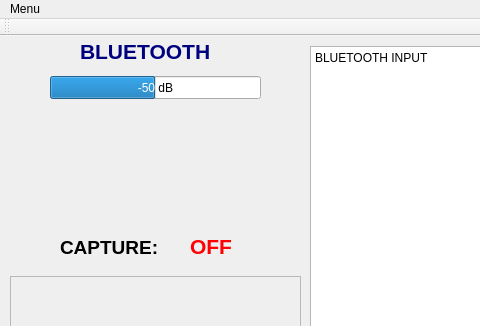
This is mainwindow.ui in sersanor/sersanorSensorsAPP as Qt 5 draws it before an edit; both pictures show x 0 to 480 and y 0 to 326 of the 600 by 500 pixel window. The edited form follows.
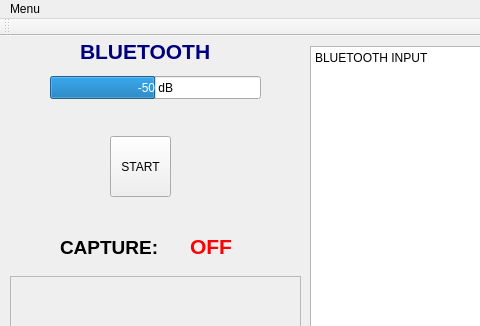
This is the edited form.

Commit message: BT button + progressBar

Diff of the .ui file:
```diff
--- a/mainwindow.ui
+++ b/mainwindow.ui
@@ -129,6 +129,19 @@
      <string>&lt;html&gt;&lt;head/&gt;&lt;body&gt;&lt;p&gt;&lt;span style=&quot; font-size:16pt; font-weight:600; color:#00007f;&quot;&gt;BLUETOOTH&lt;/span&gt;&lt;/p&gt;&lt;/body&gt;&lt;/html&gt;</string>
     </property>
    </widget>
+   <widget class="QPushButton" name="startButton">
+    <property name="geometry">
+     <rect>
+      <x>110</x>
+      <y>100</y>
+      <width>61</width>
+      <height>61</height>
+     </rect>
+    </property>
+    <property name="text">
+     <string>START</string>
+    </property>
+   </widget>
   </widget>
   <widget class="QMenuBar" name="menuBar">
    <property name="geometry">
```
The commit also changes 2 other files.
